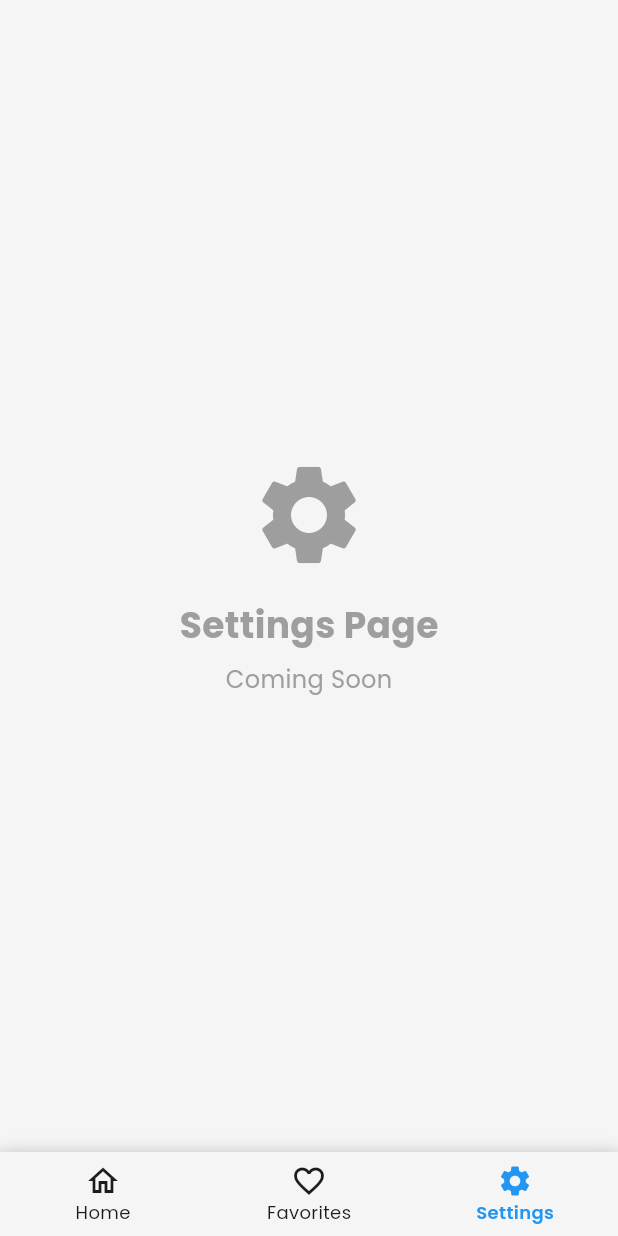
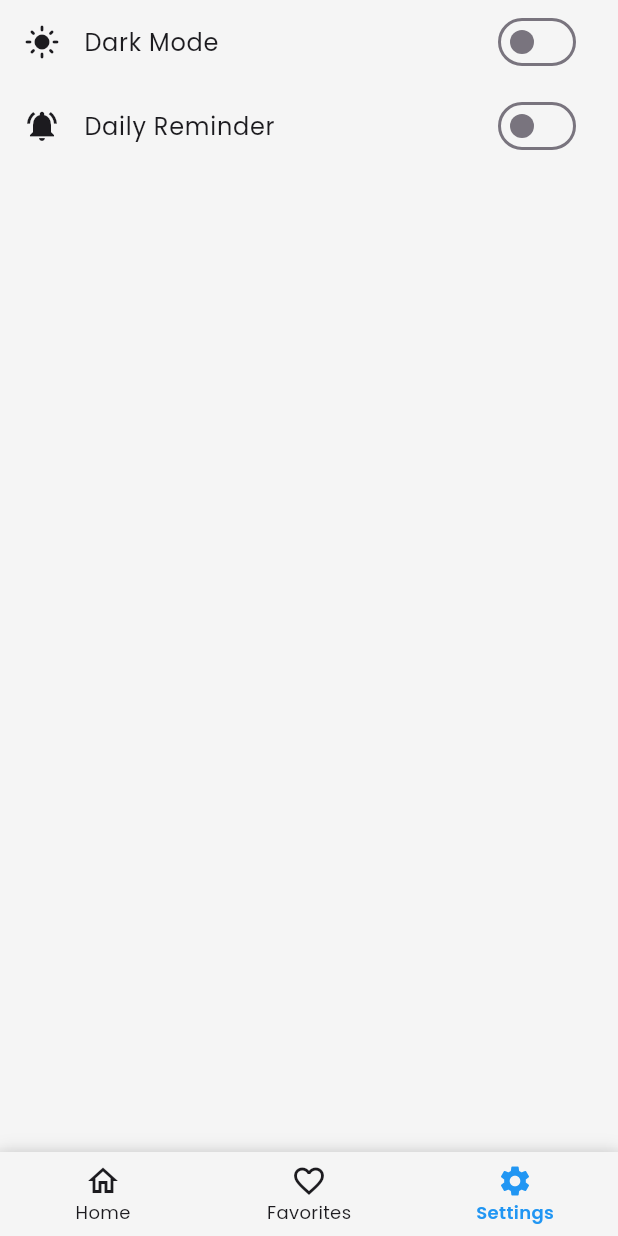
Before and after one commit to galihvsx/restoverse, a Flutter app: the screen it shows after launch, swiped to page 3, on a phone screen of 412 x 824 dp. Run offline on Flutter 3.47's test engine with Material 3 defaults, Android fonts, the phone set to English and light mode, and no system bars; our stand-ins replace cached_network_image, dartz, dio, equatable, flutter_local_notifications, flutter_rating_bar and 6 more; accounts and stored records are empty; network calls fail.

Commit message:
feat(settings): add settings page with theme and reminder toggles
implement dark mode toggle with persistence
add daily reminder toggle with notification scheduling
update theme provider to use preferences helper
remove placeholder settings page and use new implementation

```diff
--- a/lib/core/navigation/main_navigation.dart
+++ b/lib/core/navigation/main_navigation.dart
@@ -1,15 +1,16 @@
 import 'package:flutter/material.dart';
 import 'package:provider/provider.dart';
 
-import '../../features/restaurant_list/presentation/pages/restaurant_home_page.dart';
-import '../../features/favorites/presentation/pages/favorites_page.dart';
-import '../../features/favorites/presentation/providers/favorite_provider.dart';
 import '../../features/favorites/data/datasources/favorite_local_datasource.dart';
 import '../../features/favorites/data/repositories/favorite_repository_impl.dart';
 import '../../features/favorites/domain/usecases/add_favorite.dart';
 import '../../features/favorites/domain/usecases/get_favorites.dart';
 import '../../features/favorites/domain/usecases/is_favorite.dart';
 import '../../features/favorites/domain/usecases/remove_favorite.dart';
+import '../../features/favorites/presentation/pages/favorites_page.dart';
+import '../../features/favorites/presentation/providers/favorite_provider.dart';
+import '../../features/restaurant_list/presentation/pages/restaurant_home_page.dart';
+import '../../features/settings/presentation/pages/settings_page.dart';
 import '../database/database_helper.dart';
 
 class MainNavigation extends StatefulWidget {
@@ -34,7 +35,9 @@ class _MainNavigationState extends State<MainNavigation> {
   void _initializeFavoriteProvider() {
     // Create dependencies
     final databaseHelper = DatabaseHelper.instance;
-    final localDataSource = FavoriteLocalDataSourceImpl(databaseHelper: databaseHelper);
+    final localDataSource = FavoriteLocalDataSourceImpl(
+      databaseHelper: databaseHelper,
+    );
     final repository = FavoriteRepositoryImpl(localDataSource: localDataSource);
 
     // Create use cases
@@ -77,38 +80,7 @@ class _MainNavigationState extends State<MainNavigation> {
   }
 
   Widget _buildSettingsPage() {
-    return const Scaffold(
-      appBar: null,
-      body: Center(
-        child: Column(
-          mainAxisAlignment: MainAxisAlignment.center,
-          children: [
-            Icon(
-              Icons.settings,
-              size: 80,
-              color: Colors.grey,
-            ),
-            SizedBox(height: 16),
-            Text(
-              'Settings Page',
-              style: TextStyle(
-                fontSize: 24,
-                fontWeight: FontWeight.bold,
-                color: Colors.grey,
-              ),
-            ),
-            SizedBox(height: 8),
-            Text(
-              'Coming Soon',
-              style: TextStyle(
-                fontSize: 16,
-                color: Colors.grey,
-              ),
-            ),
-          ],
-        ),
-      ),
-    );
+    return const SettingsPage();
   }
 
   @override
@@ -135,7 +107,7 @@ class _MainNavigationState extends State<MainNavigation> {
           decoration: BoxDecoration(
             boxShadow: [
               BoxShadow(
-              color: theme.shadowColor.withOpacity(0.1),
+                color: theme.shadowColor.withAlpha(25), // 0.1 * 255 ≈ 25
                 blurRadius: 8,
                 offset: const Offset(0, -2),
               ),
--- a/lib/core/network/dio_client.dart
+++ b/lib/core/network/dio_client.dart
@@ -37,7 +37,11 @@ class DioClient {
     }
   }
 
-  Future<Response> post(String path, {dynamic data}) async {
+  Future<Response> post(
+    String path, {
+    dynamic data,
+    required Map<String, String> options,
+  }) async {
     try {
       final response = await _dio.post(path, data: data);
       return response;
--- /dev/null
+++ b/lib/features/settings/presentation/pages/settings_page.dart
@@ -0,0 +1,42 @@
+import 'package:flutter/material.dart';
+import 'package:provider/provider.dart';
+
+import '../../../theme/presentation/providers/theme_provider.dart';
+import '../providers/reminder_provider.dart';
+
+class SettingsPage extends StatelessWidget {
+  const SettingsPage({super.key});
+
+  @override
+  Widget build(BuildContext context) {
+    final themeProvider = context.watch<ThemeProvider>();
+    final isDarkMode = themeProvider.isDarkMode;
+    final reminderProvider = context.watch<ReminderProvider>();
+    final isReminderEnabled = reminderProvider.isReminderEnabled;
+
+    return Scaffold(
+      body: SafeArea(
+        child: ListView(
+          children: [
+            SwitchListTile(
+              title: const Text('Dark Mode'),
+              value: isDarkMode,
+              onChanged: (_) {
+                themeProvider.toggleTheme();
+              },
+              secondary: Icon(isDarkMode ? Icons.dark_mode : Icons.light_mode),
+            ),
+            SwitchListTile(
+              title: const Text('Daily Reminder'),
+              value: isReminderEnabled,
+              onChanged: (_) {
+                reminderProvider.toggleReminder();
+              },
+              secondary: const Icon(Icons.notifications_active),
+            ),
+          ],
+        ),
+      ),
+    );
+  }
+}
--- /dev/null
+++ b/lib/features/settings/presentation/providers/reminder_provider.dart
@@ -0,0 +1,45 @@
+import 'package:flutter/foundation.dart';
+
+import '../../../../core/notifications/notification_helper.dart';
+import '../../../../core/preferences/preferences_helper.dart';
+
+class ReminderProvider extends ChangeNotifier {
+  final PreferencesHelper _prefs;
+  final NotificationHelper _notificationHelper;
+
+  bool _isReminderEnabled = false;
+
+  ReminderProvider({required PreferencesHelper preferencesHelper, required NotificationHelper notificationHelper})
+      : _prefs = preferencesHelper,
+        _notificationHelper = notificationHelper {
+    _loadReminderSetting();
+  }
+
+  bool get isReminderEnabled => _isReminderEnabled;
+
+  Future<void> _loadReminderSetting() async {
+    _isReminderEnabled = _prefs.getDailyReminder();
+    // Ensure scheduled state matches preference
+    if (_isReminderEnabled) {
+      await _notificationHelper.scheduleDailyReminder();
+    } else {
+      await _notificationHelper.cancelDailyReminder();
+    }
+    notifyListeners();
+  }
+
+  Future<void> setReminderEnabled(bool enabled) async {
+    _isReminderEnabled = enabled;
+    await _prefs.setDailyReminder(enabled);
+    if (enabled) {
+      await _notificationHelper.scheduleDailyReminder();
+    } else {
+      await _notificationHelper.cancelDailyReminder();
+    }
+    notifyListeners();
+  }
+
+  void toggleReminder() {
+    setReminderEnabled(!_isReminderEnabled);
+  }
+}
--- a/lib/features/theme/presentation/providers/theme_provider.dart
+++ b/lib/features/theme/presentation/providers/theme_provider.dart
@@ -1,28 +1,51 @@
+import 'package:dcresto/core/preferences/preferences_helper.dart';
 import 'package:flutter/material.dart';
 
 class ThemeProvider extends ChangeNotifier {
+  final PreferencesHelper _prefs;
   ThemeMode _themeMode = ThemeMode.system;
+
+  ThemeProvider({required PreferencesHelper preferencesHelper})
+    : _prefs = preferencesHelper {
+    _loadThemeMode();
+  }
+
+  Future<void> _loadThemeMode() async {
+    final stored = _prefs.getThemeMode();
+    switch (stored) {
+      case PreferencesHelper.themeModeLight:
+        _themeMode = ThemeMode.light;
+        break;
+      case PreferencesHelper.themeModeDark:
+        _themeMode = ThemeMode.dark;
+        break;
+      default:
+        _themeMode = ThemeMode.system;
+    }
+    notifyListeners();
+  }
 
   ThemeMode get themeMode => _themeMode;
 
   bool get isDarkMode {
     if (_themeMode == ThemeMode.system) {
-      return WidgetsBinding.instance.platformDispatcher.platformBrightness == Brightness.dark;
+      return WidgetsBinding.instance.platformDispatcher.platformBrightness ==
+          Brightness.dark;
     }
     return _themeMode == ThemeMode.dark;
   }
 
-  void setThemeMode(ThemeMode themeMode) {
+  void setThemeMode(ThemeMode themeMode) async {
     _themeMode = themeMode;
+    await _prefs.setThemeMode(_themeMode.name);
     notifyListeners();
   }
 
   void toggleTheme() {
     if (_themeMode == ThemeMode.light) {
-      _themeMode = ThemeMode.dark;
+      setThemeMode(ThemeMode.dark);
     } else {
-      _themeMode = ThemeMode.light;
+      setThemeMode(ThemeMode.light);
     }
-    notifyListeners();
   }
 }
--- a/lib/main.dart
+++ b/lib/main.dart
@@ -3,9 +3,12 @@ import 'package:provider/provider.dart';
 import 'core/themes/app_theme.dart';
 import 'core/constants/app_constants.dart';
 import 'core/routes/app_router.dart';
+import 'core/preferences/preferences_helper.dart';
 import 'core/services/navigation_service.dart';
 import 'core/database/database_helper.dart';
 import 'features/theme/presentation/providers/theme_provider.dart';
+import 'core/notifications/notification_helper.dart';
+import 'features/settings/presentation/providers/reminder_provider.dart';
 import 'features/favorites/data/datasources/favorite_local_datasource.dart';
 import 'features/favorites/data/repositories/favorite_repository_impl.dart';
 import 'features/favorites/domain/usecases/add_favorite.dart';
@@ -14,7 +17,11 @@ import 'features/favorites/domain/usecases/is_favorite.dart';
 import 'features/favorites/domain/usecases/remove_favorite.dart';
 import 'features/favorites/presentation/providers/favorite_provider.dart';
 
-void main() {
+Future<void> main() async {
+  WidgetsFlutterBinding.ensureInitialized();
+  await PreferencesHelper.instance.init();
+  // Initialize local notifications
+  await NotificationHelper.instance.initialize();
   runApp(const MyApp());
 }
 
@@ -25,7 +32,9 @@ class MyApp extends StatelessWidget {
   Widget build(BuildContext context) {
     return MultiProvider(
       providers: [
-        ChangeNotifierProvider(create: (_) => ThemeProvider()),
+        ChangeNotifierProvider(
+          create: (_) => ThemeProvider(preferencesHelper: PreferencesHelper.instance),
+        ),
         ChangeNotifierProvider(
           create: (_) {
             final databaseHelper = DatabaseHelper.instance;
@@ -48,6 +57,13 @@ class MyApp extends StatelessWidget {
             );
           },
         ),
+        // Add ReminderProvider
+        ChangeNotifierProvider(
+          create: (_) => ReminderProvider(
+            preferencesHelper: PreferencesHelper.instance,
+            notificationHelper: NotificationHelper.instance,
+          ),
+        ),
       ],
       child: Consumer<ThemeProvider>(
         builder: (context, themeProvider, child) {
```
Also changed, not shown: lib/core/routes/app_router.dart (+20 -6 lines), pubspec.lock, 4 other files. Lines whose indentation alone changed are shown as unchanged.
